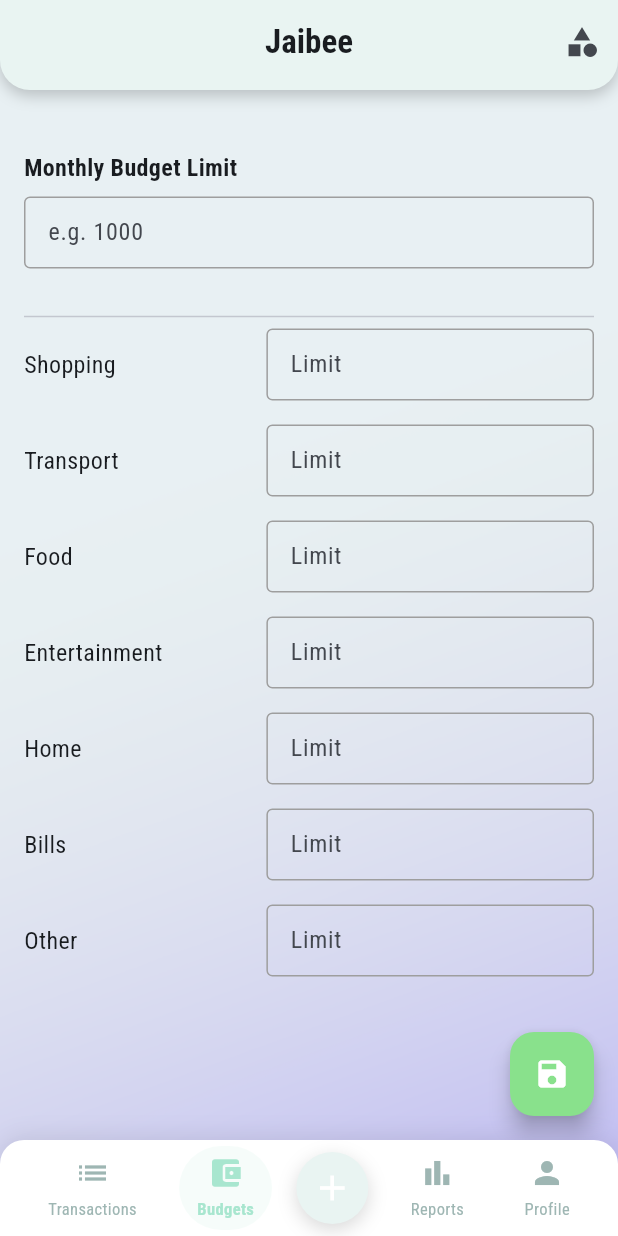
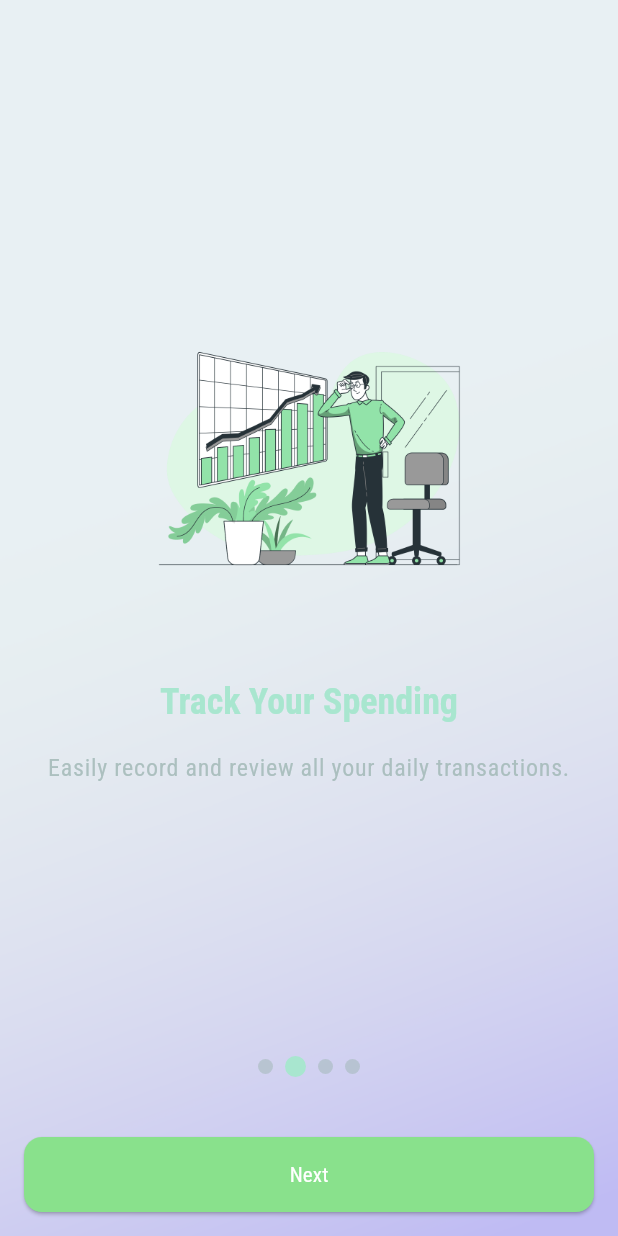
Before and after one commit to WnEx77/jaibee1, a Flutter app: the screen it shows after launch, swiped to page 2, on a phone screen of 412 x 824 dp. Run offline on Flutter 3.47's test engine with Material 3 defaults, Android fonts, the phone set to English and light mode, and no system bars; our stand-ins replace fl_chart, hive, hive_flutter, package_info_plus, pdf, printing and 1 more; missing offline and left inert: month_year_picker; accounts and stored records are empty; Roboto replaces fonts that are missing (Cairo).

Commit message:
added onboarding, edit logo

```diff
--- a/lib/features/about/about_us_screen.dart
+++ b/lib/features/about/about_us_screen.dart
@@ -34,15 +34,9 @@
     _slideAnimation = Tween<Offset>(
       begin: const Offset(0, 0.2),
       end: Offset.zero,
-    ).animate(CurvedAnimation(
-      parent: _controller,
-      curve: Curves.easeOut,
-    ));
+    ).animate(CurvedAnimation(parent: _controller, curve: Curves.easeOut));
 
-    _fadeAnimation = CurvedAnimation(
-      parent: _controller,
-      curve: Curves.easeIn,
-    );
+    _fadeAnimation = CurvedAnimation(parent: _controller, curve: Curves.easeIn);
 
     _controller.forward();
   }
@@ -62,6 +56,7 @@
       _buildNumber = info.buildNumber;
     });
   }
+
   @override
   Widget build(BuildContext context) {
     final localizer = S.of(context)!;
@@ -88,10 +83,11 @@
                 crossAxisAlignment: CrossAxisAlignment.center,
                 children: [
                   const SizedBox(height: 20),
-                const CircleAvatar(
-                  radius: 50,
-                  backgroundImage: AssetImage('assets/images/Jaibee_logo.png'),
-                  backgroundColor: Colors.transparent,
+                  Image.asset(
+                    'assets/images/Jaibee_logo.png',
+                    width: 100, // equivalent to diameter of radius 50
+                    height: 100,
+                    fit: BoxFit.cover,
                   ),
                   const SizedBox(height: 16),
                   Text(
@@ -137,26 +133,17 @@
                     children: [
                       Text(
                         '${localizer.developedBy}: Abdulrahman Bin Moharib',
-                      style: TextStyle(
-                        color: subTextColor,
-                        fontSize: 14,
-                      ),
+                        style: TextStyle(color: subTextColor, fontSize: 14),
                       ),
                       const SizedBox(height: 4),
                       Text(
                         '📧 amoharib77@gmail.com',
-                      style: TextStyle(
-                        color: subTextColor,
-                        fontSize: 14,
-                      ),
+                        style: TextStyle(color: subTextColor, fontSize: 14),
                       ),
                       const SizedBox(height: 12),
                       Text(
                         '© 2025 JaiBee App',
-                      style: TextStyle(
-                        fontSize: 12,
-                        color: lightTextColor,
-                      ),
+                        style: TextStyle(fontSize: 12, color: lightTextColor),
                       ),
                     ],
                   ),
--- /dev/null
+++ b/lib/features/onboarding/onboarding_page_model.dart
@@ -0,0 +1,11 @@
+class OnboardingPageModel {
+  final String title;
+  final String description;
+  final String imageAsset;
+
+  OnboardingPageModel({
+    required this.title,
+    required this.description,
+    required this.imageAsset,
+  });
+}
--- /dev/null
+++ b/lib/features/onboarding/onboarding_screen.dart
@@ -0,0 +1,152 @@
+import 'package:flutter/material.dart';
+import 'package:shared_preferences/shared_preferences.dart';
+import '../../l10n/s.dart';
+import '../home/jaibee_home_screen.dart';
+import 'onboarding_page_model.dart';
+import '../../core/theme/mint_jade_theme.dart';
+import 'package:jaibee1/shared/widgets/app_background.dart';
+
+class OnboardingScreen extends StatefulWidget {
+  const OnboardingScreen({super.key});
+
+  @override
+  State<OnboardingScreen> createState() => _OnboardingScreenState();
+}
+
+class _OnboardingScreenState extends State<OnboardingScreen> {
+  final PageController _controller = PageController();
+  int _currentIndex = 0;
+
+  final List<OnboardingPageModel> _pages = [
+    // Welcome screen as the first page
+    OnboardingPageModel(
+      title: 'Welcome to Jaibee',
+      description: 'Take control of your finances with AI-powered insights.',
+      imageAsset: 'assets/images/Jaibee_logo.png', // Use your logo or intro image
+    ),
+    OnboardingPageModel(
+      title: 'Track Your Spending',
+      description: 'Easily record and review all your daily transactions.',
+      imageAsset: 'assets/onboarding/track.png',
+    ),
+    OnboardingPageModel(
+      title: 'Set Budgets and Goals',
+      description: 'Stay on track by defining clear budgets and savings goals.',
+      imageAsset: 'assets/onboarding/budget.png',
+    ),
+    OnboardingPageModel(
+      title: 'Smart AI Advice',
+      description: 'Get personalized financial tips based on your habits.',
+      imageAsset: 'assets/onboarding/advice.png',
+    ),
+  ];
+
+  void _finishOnboarding() async {
+    final prefs = await SharedPreferences.getInstance();
+    await prefs.setBool('onboarding_completed', true);
+    Navigator.pushReplacement(
+      context,
+      MaterialPageRoute(builder: (_) => const JaibeeHomeScreen()),
+    );
+  }
+
+  @override
+  Widget build(BuildContext context) {
+    final theme = Theme.of(context);
+    final mintJade = theme.extension<MintJadeColors>()!;
+
+    return Scaffold(
+      body: AppBackground(
+        child: Column(
+          children: [
+            Expanded(
+              child: PageView.builder(
+                controller: _controller,
+                onPageChanged: (index) => setState(() => _currentIndex = index),
+                itemCount: _pages.length,
+                itemBuilder: (_, index) {
+                  final page = _pages[index];
+                  return Padding(
+                    padding: const EdgeInsets.all(24),
+                    child: Column(
+                      mainAxisAlignment: MainAxisAlignment.center,
+                      children: [
+                        Image.asset(page.imageAsset, height: 240),
+                        const SizedBox(height: 32),
+                        Text(
+                          page.title,
+                          textAlign: TextAlign.center,
+                          style: theme.textTheme.headlineSmall?.copyWith(
+                            fontWeight: FontWeight.bold,
+                            color: mintJade.selectedIconColor,
+                          ),
+                        ),
+                        const SizedBox(height: 16),
+                        Text(
+                          page.description,
+                          textAlign: TextAlign.center,
+                          style: theme.textTheme.bodyLarge?.copyWith(
+                            color: mintJade.unselectedIconColor.withOpacity(0.8),
+                            fontWeight: FontWeight.w400,
+                            height: 1.5,
+                          ),
+                        ),
+                      ],
+                    ),
+                  );
+                },
+              ),
+            ),
+            Row(
+              mainAxisAlignment: MainAxisAlignment.center,
+              children: List.generate(
+                _pages.length,
+                (index) => AnimatedContainer(
+                  duration: const Duration(milliseconds: 300),
+                  margin: const EdgeInsets.symmetric(horizontal: 4),
+                  width: _currentIndex == index ? 14 : 10,
+                  height: _currentIndex == index ? 14 : 10,
+                  decoration: BoxDecoration(
+                    color: _currentIndex == index
+                        ? mintJade.selectedIconColor
+                        : mintJade.unselectedIconColor.withOpacity(0.5),
+                    shape: BoxShape.circle,
+                  ),
+                ),
+              ),
+            ),
+            const SizedBox(height: 24),
+            Padding(
+              padding: const EdgeInsets.all(16.0),
+              child: ElevatedButton(
+                style: ElevatedButton.styleFrom(
+                  minimumSize: const Size.fromHeight(50),
+                  backgroundColor: mintJade.buttonColor,
+                  foregroundColor: Colors.white,
+                  shape: RoundedRectangleBorder(
+                    borderRadius: BorderRadius.circular(12),
+                  ),
+                ),
+                onPressed: () {
+                  if (_currentIndex == _pages.length - 1) {
+                    _finishOnboarding();
+                  } else {
+                    _controller.nextPage(
+                      duration: const Duration(milliseconds: 300),
+                      curve: Curves.easeInOut,
+                    );
+                  }
+                },
+                child: Text(
+                  _currentIndex == _pages.length - 1
+                      ? S.of(context)!.getStarted
+                      : S.of(context)!.next,
+                ),
+              ),
+            ),
+          ],
+        ),
+      ),
+    );
+  }
+}
--- a/lib/l10n/app_ar.arb
+++ b/lib/l10n/app_ar.arb
@@ -176,5 +176,7 @@
         "format": "compact"
       }
     }
-  }
+  },
+  "getStarted": "ابدأ",
+  "next": "التالي"
 }
--- a/lib/l10n/app_en.arb
+++ b/lib/l10n/app_en.arb
@@ -178,5 +178,7 @@
         "example": "200"
       }
     }
-  }
+  },
+  "getStarted": "Get Started",
+  "next": "Next"
 }
--- a/lib/l10n/s.dart
+++ b/lib/l10n/s.dart
@@ -1008,6 +1008,18 @@
   /// In en, this message translates to:
   /// **'You’ve allocated {allocated} of {total}.'**
   String budgetProgressInfo(double allocated, double total);
+
+  /// No description provided for @getStarted.
+  ///
+  /// In en, this message translates to:
+  /// **'Get Started'**
+  String get getStarted;
+
+  /// No description provided for @next.
+  ///
+  /// In en, this message translates to:
+  /// **'Next'**
+  String get next;
 }
 
 class _SDelegate extends LocalizationsDelegate<S> {
--- a/lib/l10n/s_ar.dart
+++ b/lib/l10n/s_ar.dart
@@ -482,4 +482,10 @@
 
     return 'لقد خصصت $allocatedString من $totalString.';
   }
+
+  @override
+  String get getStarted => 'ابدأ';
+
+  @override
+  String get next => 'التالي';
 }
--- a/lib/l10n/s_en.dart
+++ b/lib/l10n/s_en.dart
@@ -473,4 +473,10 @@
   String budgetProgressInfo(double allocated, double total) {
     return 'You’ve allocated $allocated of $total.';
   }
+
+  @override
+  String get getStarted => 'Get Started';
+
+  @override
+  String get next => 'Next';
 }
--- a/lib/main.dart
+++ b/lib/main.dart
@@ -3,7 +3,7 @@
 import 'package:hive_flutter/hive_flutter.dart';
 import 'package:provider/provider.dart';
 import 'package:month_year_picker/month_year_picker.dart';
-
+import 'package:shared_preferences/shared_preferences.dart';
 import 'core/theme/theme_provider.dart';
 import 'core/theme/mint_jade_theme.dart';
 import 'features/home/jaibee_home_screen.dart';
@@ -12,10 +12,14 @@
 import 'data/models/category.dart';
 import 'data/models/goal_model.dart';
 import 'data/models/trancs.dart';
+import 'package:jaibee1/features/onboarding/onboarding_screen.dart';
 
 Future<void> main() async {
   WidgetsFlutterBinding.ensureInitialized();
   await Hive.initFlutter();
+
+  final prefs = await SharedPreferences.getInstance();
+  final seenOnboarding = prefs.getBool('onboarding_completed') ?? false;
 
   Hive.registerAdapter(TransactionAdapter());
   Hive.registerAdapter(CategoryAdapter());
@@ -29,13 +33,17 @@
   await Hive.openBox<Goal>('goals');
   await Hive.openBox<Category>('userCategories');
 
+  await prefs.clear(); // ← to test the onboarding screen ONLY
+
   await _addDefaultCategoriesIfEmpty();
   await _addDefaultMonthlyLimitIfNotExists();
 
   runApp(
     ChangeNotifierProvider(
       create: (_) => ThemeProvider(),
-      child: const JaibeeTrackerApp(),
+      child: JaibeeTrackerApp(
+        initialRoute: seenOnboarding ? 'home' : 'onboarding',
+      ),
     ),
   );
 }
@@ -64,7 +72,8 @@
 }
 
 class JaibeeTrackerApp extends StatefulWidget {
-  const JaibeeTrackerApp({super.key});
+  final String initialRoute;
+  const JaibeeTrackerApp({super.key, required this.initialRoute});
 
   static void setLocale(BuildContext context, Locale newLocale) {
     final state = context.findAncestorStateOfType<_JaibeeTrackerAppState>();
@@ -145,7 +154,7 @@
       theme: lightTheme,
       darkTheme: darkTheme,
       themeMode: themeProvider.themeMode,
-      home: const JaibeeHomeScreen(),
+      home: widget.initialRoute == 'home' ? const JaibeeHomeScreen() : const OnboardingScreen(),
     );
   }
 }
```
Also changed, not shown: pubspec.yaml (+9 -7 lines), assets/images/Jaibee_logo.png, assets/images/Saudi_Riyal_Symbol_DarkMode1.png (deleted), assets/onboarding/advice.png (added), assets/onboarding/budget.png (added), assets/onboarding/track.png (added), 1 other file. Lines whose indentation alone changed are shown as unchanged.
